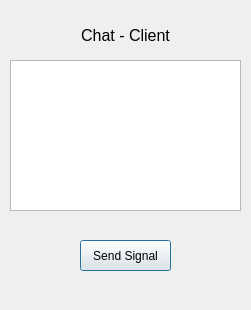
The window that chatwidget.ui (AntonyBlanco/ExampleSignalSlotProy) describes before a commit, drawn with Qt 5.
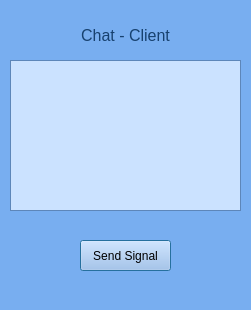
The same window after the commit.

```diff
--- a/chatwidget.ui
+++ b/chatwidget.ui
@@ -10,6 +10,169 @@
     <height>310</height>
    </rect>
   </property>
+  <property name="palette">
+   <palette>
+    <active>
+     <colorrole role="WindowText">
+      <brush brushstyle="SolidPattern">
+       <color alpha="255">
+        <red>23</red>
+        <green>65</green>
+        <blue>111</blue>
+       </color>
+      </brush>
+     </colorrole>
+     <colorrole role="Button">
+      <brush brushstyle="SolidPattern">
+       <color alpha="255">
+        <red>162</red>
+        <green>193</green>
+        <blue>240</blue>
+       </color>
+      </brush>
+     </colorrole>
+     <colorrole role="Light">
+      <brush brushstyle="SolidPattern">
+       <color alpha="255">
+        <red>255</red>
+        <green>255</green>
+        <blue>255</blue>
+       </color>
+      </brush>
+     </colorrole>
+     <colorrole role="Base">
+      <brush brushstyle="SolidPattern">
+       <color alpha="255">
+        <red>203</red>
+        <green>226</green>
+        <blue>255</blue>
+       </color>
+      </brush>
+     </colorrole>
+     <colorrole role="Window">
+      <brush brushstyle="SolidPattern">
+       <color alpha="255">
+        <red>120</red>
+        <green>174</green>
+        <blue>240</blue>
+       </color>
+      </brush>
+     </colorrole>
+     <colorrole role="AlternateBase">
+      <brush brushstyle="SolidPattern">
+       <color alpha="255">
+        <red>255</red>
+        <green>255</green>
+        <blue>255</blue>
+       </color>
+      </brush>
+     </colorrole>
+    </active>
+    <inactive>
+     <colorrole role="WindowText">
+      <brush brushstyle="SolidPattern">
+       <color alpha="255">
+        <red>23</red>
+        <green>65</green>
+        <blue>111</blue>
+       </color>
+      </brush>
+     </colorrole>
+     <colorrole role="Button">
+      <brush brushstyle="SolidPattern">
+       <color alpha="255">
+        <red>162</red>
+        <green>193</green>
+        <blue>240</blue>
+       </color>
+      </brush>
+     </colorrole>
+     <colorrole role="Light">
+      <brush brushstyle="SolidPattern">
+       <color alpha="255">
+        <red>255</red>
+        <green>255</green>
+        <blue>255</blue>
+       </color>
+      </brush>
+     </colorrole>
+     <colorrole role="Base">
+      <brush brushstyle="SolidPattern">
+       <color alpha="255">
+        <red>203</red>
+        <green>226</green>
+        <blue>255</blue>
+       </color>
+      </brush>
+     </colorrole>
+     <colorrole role="Window">
+      <brush brushstyle="SolidPattern">
+       <color alpha="255">
+        <red>120</red>
+        <green>174</green>
+        <blue>240</blue>
+       </color>
+      </brush>
+     </colorrole>
+     <colorrole role="AlternateBase">
+      <brush brushstyle="SolidPattern">
+       <color alpha="255">
+        <red>255</red>
+        <green>255</green>
+        <blue>255</blue>
+       </color>
+      </brush>
+     </colorrole>
+    </inactive>
+    <disabled>
+     <colorrole role="Button">
+      <brush brushstyle="SolidPattern">
+       <color alpha="255">
+        <red>162</red>
+        <green>193</green>
+        <blue>240</blue>
+       </color>
+      </brush>
+     </colorrole>
+     <colorrole role="Light">
+      <brush brushstyle="SolidPattern">
+       <color alpha="255">
+        <red>255</red>
+        <green>255</green>
+        <blue>255</blue>
+       </color>
+      </brush>
+     </colorrole>
+     <colorrole role="Base">
+      <brush brushstyle="SolidPattern">
+       <color alpha="255">
+        <red>120</red>
+        <green>174</green>
+        <blue>240</blue>
+       </color>
+      </brush>
+     </colorrole>
+     <colorrole role="Window">
+      <brush brushstyle="SolidPattern">
+       <color alpha="255">
+        <red>120</red>
+        <green>174</green>
+        <blue>240</blue>
+       </color>
+      </brush>
+     </colorrole>
+     <colorrole role="AlternateBase">
+      <brush brushstyle="SolidPattern">
+       <color alpha="255">
+        <red>255</red>
+        <green>255</green>
+        <blue>255</blue>
+       </color>
+      </brush>
+     </colorrole>
+    </disabled>
+   </palette>
+  </property>
   <property name="windowTitle">
    <string>Dialog</string>
   </property>
```
